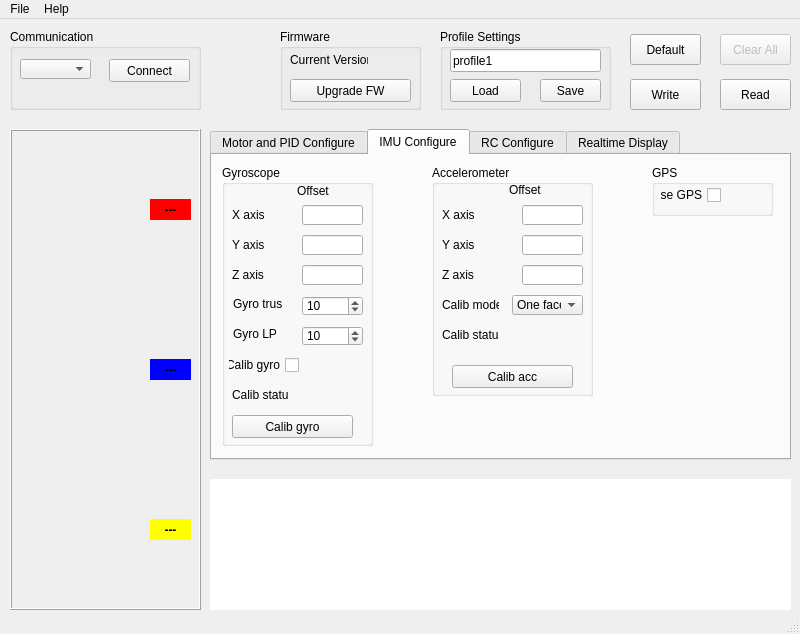
The window that dev/gStabiSC/mainwindow.ui (tongvtdan/gStabiSC) describes before a commit, drawn with Qt 5.
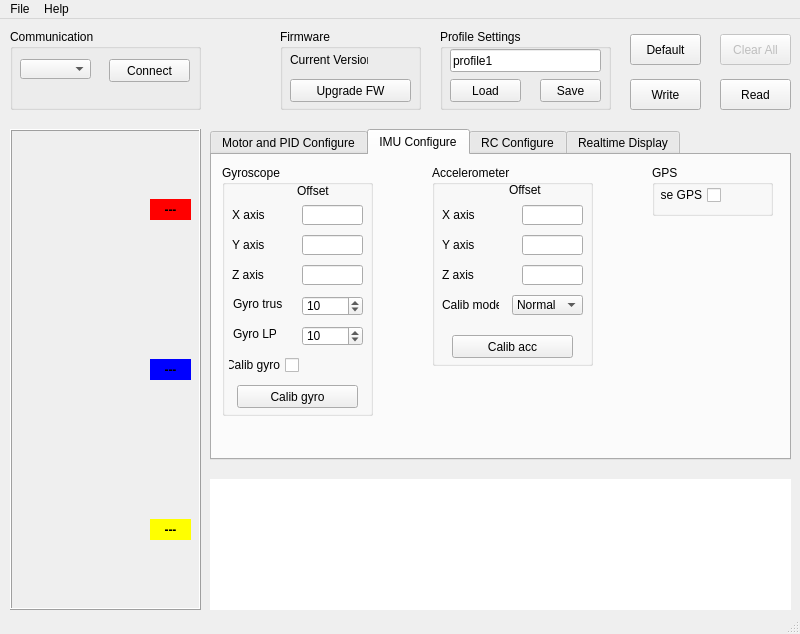
The same window after the commit. The open tabs and pages were chosen to show the change. Icons and pictures are not drawn. Custom widgets are drawn as their Qt base class.

```diff
--- a/dev/gStabiSC/mainwindow.ui
+++ b/dev/gStabiSC/mainwindow.ui
@@ -1203,7 +1203,7 @@
         <x>10</x>
         <y>10</y>
         <width>151</width>
-        <height>281</height>
+        <height>251</height>
        </rect>
       </property>
       <property name="title">
@@ -1215,8 +1215,8 @@
        </property>
        <property name="geometry">
         <rect>
-         <x>10</x>
-         <y>250</y>
+         <x>15</x>
+         <y>220</y>
          <width>121</width>
          <height>23</height>
         </rect>
@@ -1411,32 +1411,6 @@
         <number>10</number>
        </property>
       </widget>
-      <widget class="QLabel" name="gyro_status_label">
-       <property name="geometry">
-        <rect>
-         <x>10</x>
-         <y>220</y>
-         <width>57</width>
-         <height>20</height>
-        </rect>
-       </property>
-       <property name="text">
-        <string>Calib status</string>
-       </property>
-      </widget>
-      <widget class="QLabel" name="gyro_calib_label">
-       <property name="geometry">
-        <rect>
-         <x>80</x>
-         <y>220</y>
-         <width>57</width>
-         <height>20</height>
-        </rect>
-       </property>
-       <property name="text">
-        <string/>
-       </property>
-      </widget>
      </widget>
      <widget class="QGroupBox" name="rcConfig_groupBox_4">
       <property name="geometry">
@@ -1476,7 +1450,7 @@
         <x>220</x>
         <y>10</y>
         <width>161</width>
-        <height>231</height>
+        <height>201</height>
        </rect>
       </property>
       <property name="title">
@@ -1489,7 +1463,7 @@
        <property name="geometry">
         <rect>
          <x>20</x>
-         <y>200</y>
+         <y>170</y>
          <width>121</width>
          <height>23</height>
         </rect>
@@ -1583,7 +1557,7 @@
        </property>
        <item>
         <property name="text">
-         <string>One face</string>
+         <string>Normal</string>
         </property>
        </item>
        <item>
@@ -1631,32 +1605,6 @@
         <bool>true</bool>
        </property>
       </widget>
-      <widget class="QLabel" name="acc_status_label">
-       <property name="geometry">
-        <rect>
-         <x>10</x>
-         <y>160</y>
-         <width>57</width>
-         <height>20</height>
-        </rect>
-       </property>
-       <property name="text">
-        <string>Calib status</string>
-       </property>
-      </widget>
-      <widget class="QLabel" name="acc_calib_label">
-       <property name="geometry">
-        <rect>
-         <x>80</x>
-         <y>160</y>
-         <width>71</width>
-         <height>20</height>
-        </rect>
-       </property>
-       <property name="text">
-        <string/>
-       </property>
-      </widget>
      </widget>
     </widget>
     <widget class="QWidget" name="tab_RCconfig">
```
Left out of the diff: 21 changed lines with no effect on the pictures.
